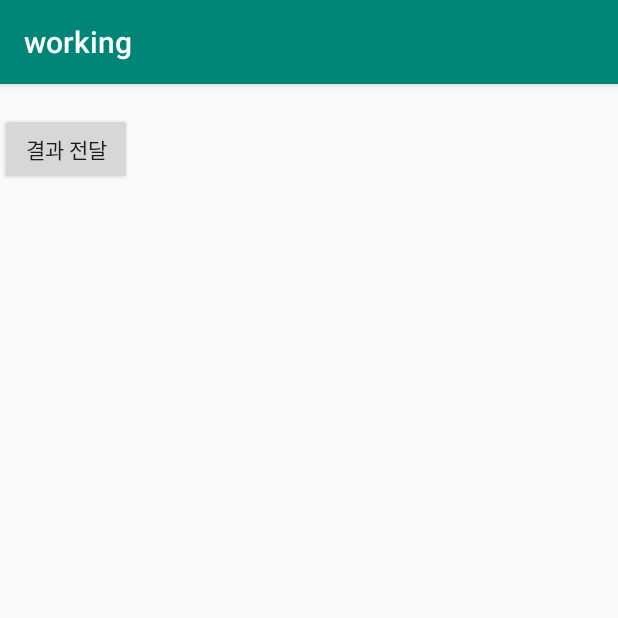
After one commit to Kylekimga/working, an Android app: the TargetActivity screen opened directly, with no data from a screen before it, on a phone screen of 412 x 824 dp, the top half of it. The commit adds this screen. Run offline under Robolectric (Android 15) with nearby library versions, the phone set to English and light mode, and no system bars.

Commit message:
startActivity

```diff
--- a/app/src/main/java/com/example/working/MainActivity.java
+++ b/app/src/main/java/com/example/working/MainActivity.java
@@ -77,7 +77,7 @@ public class MainActivity extends AppCompatActivity {
             @Override
             public void onClick(View view) {
                 String message = mResultTextView.getText().toString();
-                Toast.makeText(MainActivity.this, message + "\n주문하겠습니다", Toast.LENGTH_SHORT).show();
+                Toast.makeText(MainActivity.this, message + "\n주문하겠습니다", Toast.LENGTH_LONG).show();
                 String[] addresses = { "kkr0517@naver.com"};
                 composeEmail(addresses, "주문요청합니다", message );
                 initial();
--- /dev/null
+++ b/app/src/main/java/com/example/working/TargetActivity.java
@@ -0,0 +1,32 @@
+package com.example.working;
+
+import androidx.appcompat.app.AppCompatActivity;
+
+import android.os.Bundle;
+import android.view.View;
+import android.widget.TextView;
+
+public class TargetActivity extends AppCompatActivity implements View.OnClickListener {
+
+    private TextView mValueTextView;
+
+    @Override
+    protected void onCreate(Bundle savedInstanceState) {
+        super.onCreate(savedInstanceState);
+        setContentView(R.layout.activity_target);
+
+        findViewById(R.id.result_button).setOnClickListener(this);
+
+
+        mValueTextView = findViewById(R.id.value_text);
+        if(getIntent() != null){
+            String value = getIntent().getStringExtra("value");
+            mValueTextView.setText(value);
+        }
+    }
+
+    @Override
+    public void onClick(View view) {
+
+    }
+}
--- /dev/null
+++ b/app/src/main/res/layout/activity_target.xml
@@ -0,0 +1,22 @@
+<?xml version="1.0" encoding="utf-8"?>
+<LinearLayout xmlns:android="http://schemas.android.com/apk/res/android"
+    xmlns:app="http://schemas.android.com/apk/res-auto"
+    xmlns:tools="http://schemas.android.com/tools"
+    android:layout_width="match_parent"
+    android:layout_height="match_parent"
+    android:orientation="vertical"
+    tools:context=".TargetActivity">
+
+    <TextView
+        android:id="@+id/value_text"
+        android:layout_width="wrap_content"
+        android:layout_height="wrap_content" />
+
+    <Button
+        android:id="@+id/result_button"
+        android:layout_width="wrap_content"
+        android:layout_height="wrap_content"
+        android:text="결과 전달" />
+
+
+</LinearLayout>
```
Also changed, not shown: app/src/main/AndroidManifest.xml (+8 -0 lines), app/src/main/java/com/example/working/StartActivityForResultActivity.java (added, +29 -0 lines), app/src/main/res/layout/activity_start_for_result.xml (added, +22 -0 lines).
